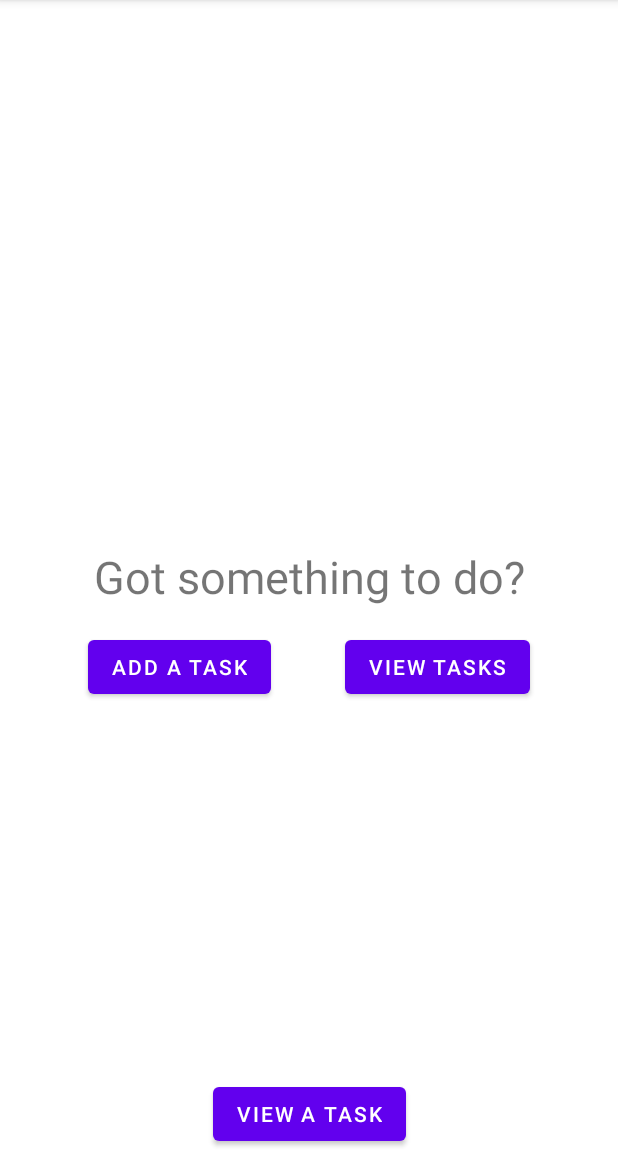
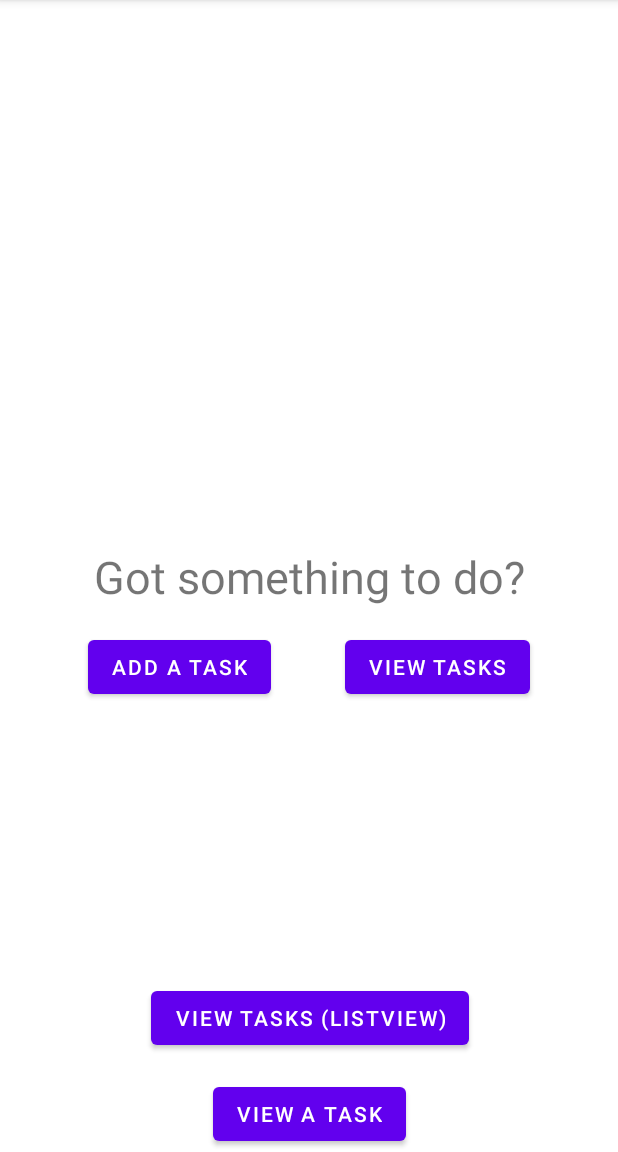
Before and after one commit to GregSmith31/RGtodU-2022, an Android app: the screen it shows after launch (MainActivity), on a phone screen of 412 x 824 dp, the part 84-1236 px from its top. Run offline under Robolectric (Android 15) with nearby library versions, the phone set to English and light mode, and no system bars.

Commit message:
added examples for using Lists to display details of tasks

```diff
--- a/app/src/main/java/uk/ac/rgu/rgtodu/HomeFragment.java
+++ b/app/src/main/java/uk/ac/rgu/rgtodu/HomeFragment.java
@@ -78,6 +78,10 @@ public class HomeFragment extends Fragment  implements View.OnClickListener {
         Button btnViewTask = view.findViewById(R.id.btn_home_view_task);
         btnViewTask.setOnClickListener(this);
 
+        // View Tasks (ListView) Button
+        Button btnViewTasksList = view.findViewById(R.id.btn_home_vew_tasks_list);
+        btnViewTasksList.setOnClickListener(this);
+
     }
 
     @Override
@@ -90,6 +94,9 @@ public class HomeFragment extends Fragment  implements View.OnClickListener {
         } else if (v.getId() == R.id.btn_home_view_tasks) {
             // Navigate using the action between the home fragment and view tasks fragment (this uses the one that includes a RecyclerView)
             navController.navigate(R.id.action_home_to_task_recycler_view);
+        } else if (v.getId() == R.id.btn_home_vew_tasks_list) {
+            // Navigate using the action between the home fragment and view tasks fragment (this uses the one that includes a RecyclerView)
+            navController.navigate(R.id.action_home_to_listview_tasks);
         } else if (v.getId() == R.id.btn_home_view_task) {
             // Navigate using the action between the home fragment and view a task fragment (fake task for testing)
             navController.navigate(R.id.action_home_to_view_task);
--- a/app/src/main/res/layout/fragment_home.xml
+++ b/app/src/main/res/layout/fragment_home.xml
@@ -42,6 +42,17 @@
         app:layout_constraintTop_toTopOf="@+id/btn_home_add_task" />
 
     <Button
+        android:id="@+id/btn_home_vew_tasks_list"
+        android:layout_width="wrap_content"
+        android:layout_height="wrap_content"
+        android:layout_marginBottom="16dp"
+        android:text="@string/btn_home_view_tasks_list"
+        app:layout_constraintBottom_toTopOf="@+id/btn_home_view_task"
+        app:layout_constraintEnd_toEndOf="@+id/btn_home_view_task"
+        app:layout_constraintStart_toStartOf="@+id/btn_home_view_task" />
+
+
+    <Button
         android:id="@+id/btn_home_view_task"
         android:layout_width="wrap_content"
         android:layout_height="wrap_content"
--- a/app/src/main/res/navigation/navigation.xml
+++ b/app/src/main/res/navigation/navigation.xml
@@ -19,6 +19,9 @@
         <action
             android:id="@+id/action_home_to_view_task"
             app:destination="@id/viewTaskFragment" />
+        <action
+            android:id="@+id/action_home_to_listview_tasks"
+            app:destination="@id/taskListViewFragment" />
     </fragment>
     <fragment
         android:id="@+id/createTaskFragment"
@@ -43,4 +46,9 @@
         android:name="uk.ac.rgu.rgtodu.ViewTaskFragment"
         android:label="fragment_view_task"
         tools:layout="@layout/fragment_view_task" />
+    <fragment
+        android:id="@+id/taskListViewFragment"
+        android:name="uk.ac.rgu.rgtodu.TaskListViewFragment"
+        android:label="fragment_task_list_view"
+        tools:layout="@layout/fragment_task_list_view" />
 </navigation>
--- a/app/src/main/res/values/strings.xml
+++ b/app/src/main/res/values/strings.xml
@@ -5,6 +5,7 @@
     <string name="tv_home_welcome">Hello, got somethign to do?</string>
     <string name="btn_home_add_task">Add a task</string>
     <string name="btn_home_view_tasks">View tasks</string>
+    <string name="btn_home_view_tasks_list">View tasks (ListView)</string>
     <string name="btn_home_view_a_task">View a task</string>
 
     <!-- create / edit tasks fragment -->
```
Also changed, not shown: app/src/main/java/uk/ac/rgu/rgtodu/TaskListItemViewAdapter.java (added, +108 -0 lines), app/src/main/java/uk/ac/rgu/rgtodu/TaskListViewFragment.java (added, +126 -0 lines), app/src/main/java/uk/ac/rgu/rgtodu/TaskRecyclerViewAdapter.java (added, +112 -0 lines), app/src/main/java/uk/ac/rgu/rgtodu/TaskRecyclerViewFragment.java (+20 -1 lines), app/src/main/java/uk/ac/rgu/rgtodu/data/TaskRepository.java (+5 -2 lines), app/src/main/res/layout/fragment_task_list_view.xml (added, +12 -0 lines).
